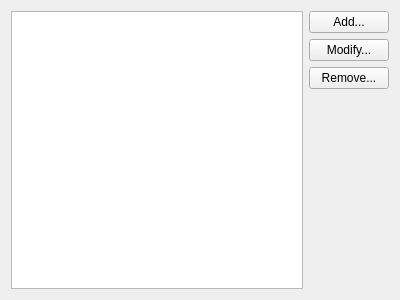
Old version of the form sieveeditor/ui/sieveeditorconfigureserverwidget.ui in the repository KDE/kdepim.
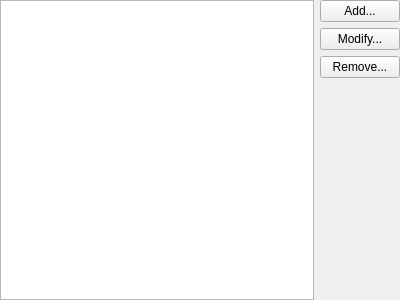
New version of the form. Custom widgets are drawn as their Qt base class.

Commit message: Remove margin

```diff
--- a/sieveeditor/ui/sieveeditorconfigureserverwidget.ui
+++ b/sieveeditor/ui/sieveeditorconfigureserverwidget.ui
@@ -11,6 +11,9 @@
    </rect>
   </property>
   <layout class="QGridLayout" name="gridLayout">
+   <property name="margin">
+    <number>0</number>
+   </property>
    <item row="0" column="0" rowspan="2">
     <widget class="ServerSieveListWidget" name="serverSieveListWidget"/>
    </item>
```
